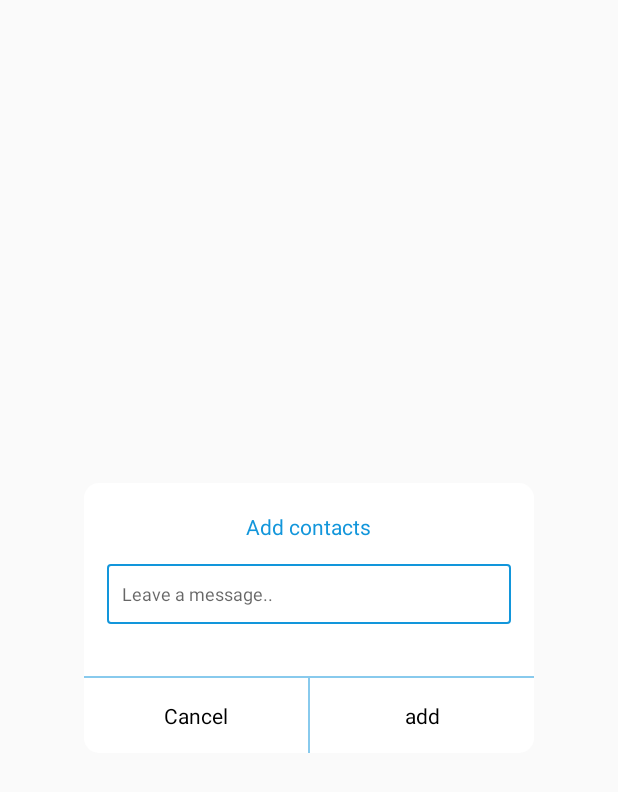
After one commit to seasunny1229/Meet, an Android app: the layout dialog_send_friend.xml on its own in the app's theme, with its tools: preview values and no code run, on a phone screen of 412 x 824 dp. The commit adds this screen. Shown: the top 792 px of the screen. Run offline under Robolectric (Android 15) with nearby library versions, the phone set to English and light mode, and no system bars.

Commit message:
CHG: develop friend info page, can add new friend or chat with friend

```diff
--- /dev/null
+++ b/app/src/main/res/drawable/white_bg.xml
@@ -0,0 +1,5 @@
+<?xml version="1.0" encoding="utf-8"?>
+<shape xmlns:android="http://schemas.android.com/apk/res/android">
+    <corners android:radius="10dp"/>
+    <solid android:color="@android:color/white"/>
+</shape>
--- /dev/null
+++ b/app/src/main/res/layout/dialog_send_friend.xml
@@ -0,0 +1,79 @@
+<?xml version="1.0" encoding="utf-8"?>
+<LinearLayout xmlns:android="http://schemas.android.com/apk/res/android"
+    android:layout_width="match_parent"
+    android:layout_height="match_parent"
+    android:gravity="center"
+    android:orientation="vertical">
+
+    <LinearLayout
+        android:layout_width="300dp"
+        android:layout_height="180dp"
+        android:background="@drawable/white_bg"
+        android:orientation="vertical">
+
+        <LinearLayout
+            android:layout_width="match_parent"
+            android:layout_height="0dp"
+            android:layout_weight="1"
+            android:gravity="center"
+            android:orientation="vertical">
+
+            <TextView
+                android:layout_width="wrap_content"
+                android:layout_height="wrap_content"
+                android:text="@string/dialog_add_firend_title"
+                android:textColor="@color/colorAccent" />
+
+            <EditText
+                android:textColor="@android:color/black"
+                android:id="@+id/et_msg"
+                android:layout_width="match_parent"
+                android:layout_height="40dp"
+                android:layout_margin="15dp"
+                android:background="@drawable/login_edit_bg"
+                android:hint="@string/dialog_add_firend_msg"
+                android:paddingLeft="10dp"
+                android:textSize="12sp" />
+
+        </LinearLayout>
+
+        <View
+            android:layout_width="match_parent"
+            android:layout_height="1dp"
+            android:alpha="0.5"
+            android:background="@color/colorAccent" />
+
+        <LinearLayout
+            android:layout_width="match_parent"
+            android:layout_height="50dp"
+            android:orientation="horizontal">
+
+            <TextView
+                android:id="@+id/tv_cancel"
+                android:layout_width="match_parent"
+                android:layout_height="match_parent"
+                android:layout_weight="1"
+                android:gravity="center"
+                android:text="@string/dialog_add_firend_cancel"
+                android:textColor="@android:color/black" />
+
+            <View
+                android:layout_width="1dp"
+                android:layout_height="match_parent"
+                android:alpha="0.5"
+                android:background="@color/colorAccent" />
+
+            <TextView
+                android:id="@+id/tv_add_friend"
+                android:layout_width="match_parent"
+                android:layout_height="match_parent"
+                android:layout_weight="1"
+                android:gravity="center"
+                android:text="@string/dialog_add_firend_add"
+                android:textColor="@android:color/black" />
+
+        </LinearLayout>
+
+    </LinearLayout>
+
+</LinearLayout>
--- a/app/src/main/res/values/strings.xml
+++ b/app/src/main/res/values/strings.xml
@@ -96,4 +96,11 @@
     <string name="text_new_friend_agree">Has agreed to</string>
     <string name="text_new_friend_no_agree">Has refused to</string>
 
+    <!-- add new friend send message dialog -->
+    <string name="dialog_add_firend_title">Add contacts</string>
+    <string name="dialog_add_firend_msg">Leave a message..</string>
+    <string name="dialog_add_firend_confirm">confirm</string>
+    <string name="dialog_add_firend_add">add</string>
+    <string name="dialog_add_firend_cancel">Cancel</string>
+
 </resources>
--- a/framework/src/main/java/com/example/framework/backend/service/INewFriendManagementService.java
+++ b/framework/src/main/java/com/example/framework/backend/service/INewFriendManagementService.java
@@ -3,6 +3,12 @@ package com.example.framework.backend.service;
 import com.example.framework.backend.callback.BackendServiceCallback;
 
 import java.util.List;
+
+/**
+ *
+ * 维护新朋友列表数据
+ *
+ */
 
 public interface INewFriendManagementService {
 
--- a/framework/src/main/java/com/example/framework/cloud/application/IntegratedCloudServiceApplication.java
+++ b/framework/src/main/java/com/example/framework/cloud/application/IntegratedCloudServiceApplication.java
@@ -1,11 +1,13 @@
 package com.example.framework.cloud.application;
 
 import com.example.framework.backend.application.BackendServiceApplication;
+import com.example.framework.backend.service.IFriendManagementService;
 import com.example.framework.backend.service.INewFriendManagementService;
 import com.example.framework.backend.service.IUserConnectionService;
 import com.example.framework.backend.service.IUserInfoService;
 import com.example.framework.backend.service.IUserLoginService;
 import com.example.framework.backend.service.IUserQueryService;
+import com.example.framework.cloud.bmob.service.BmobFriendManagementService;
 import com.example.framework.cloud.bmob.service.BmobUserInfoService;
 import com.example.framework.cloud.bmob.service.BmobUserLoginService;
 import com.example.framework.cloud.bmob.service.BmobUserQueryService;
@@ -60,6 +62,9 @@ public abstract class IntegratedCloudServiceApplication extends BackendServiceAp
         }
         else if(clazz == INewFriendManagementService.class){
             return (T) LitePalNewFriendManagementService.getInstance();
+        }
+        else if(clazz == IFriendManagementService.class){
+            return (T) BmobFriendManagementService.getInstance();
         }
 
         return null;
```
Also changed, not shown: app/src/main/java/com/example/meet/activity/UserInfoActivity.java (+124 -16 lines), app/src/main/java/com/example/meet/view/userinfo/UserInfoRecyclerViewAdapter.java (added, +43 -0 lines), app/src/main/java/com/example/meet/view/userinfo/UserInfoRecyclerViewHolder.java (added, +24 -0 lines), app/src/main/java/com/example/meet/view/userinfo/UserItemInfo.java (added, +40 -0 lines), app/src/main/res/layout/layout_user_info_item.xml (added, +32 -0 lines), framework/src/main/java/com/example/framework/backend/service/IFriendManagementService.java (added, +18 -0 lines), framework/src/main/java/com/example/framework/cloud/bmob/bean/IMFriend.java (added, +42 -0 lines), framework/src/main/java/com/example/framework/cloud/bmob/service/BmobFriendManagementService.java (added, +42 -0 lines), 1 other file.
